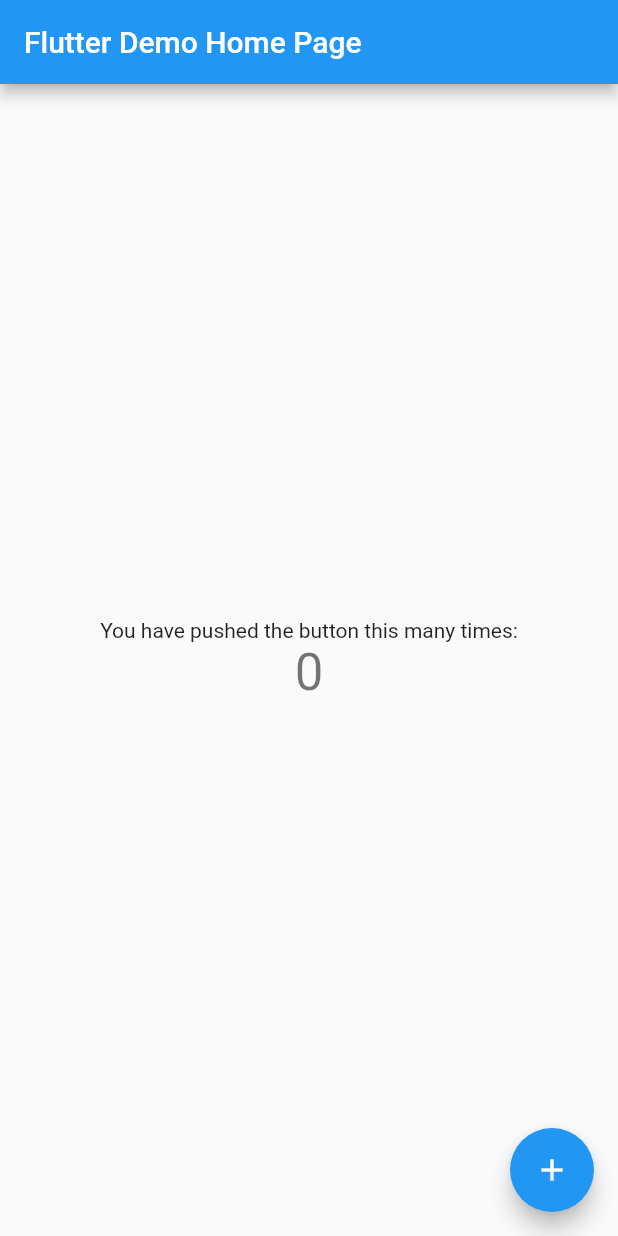
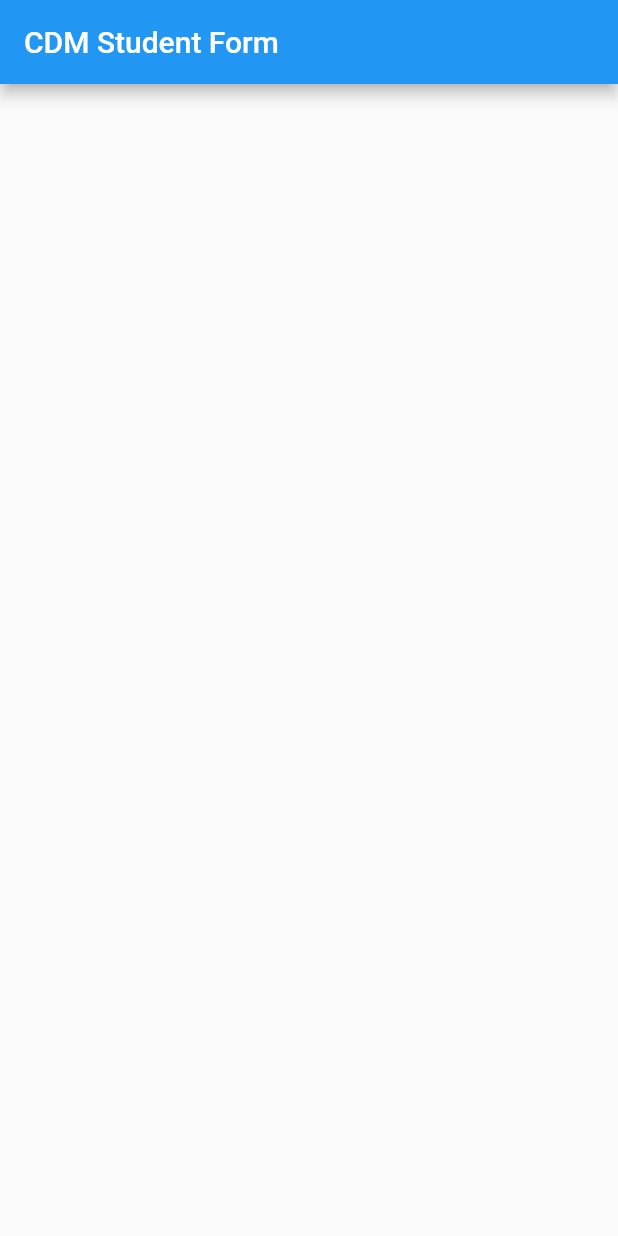
Before and after one commit to luizmotta01/cdm-student-form, a Flutter app: the screen it shows after launch, on a phone screen of 412 x 824 dp. Run offline on Flutter 3.47's test engine with Material 2 defaults, Android fonts, the phone set to English and light mode, and no system bars.

Commit message:
chroe: remove unused code at main class

```diff
--- a/lib/main.dart
+++ b/lib/main.dart
@@ -6,11 +6,8 @@ class MyApp extends StatelessWidget {
   @override
   Widget build(BuildContext context) {
     return MaterialApp(
-      title: 'Flutter Demo',
-      theme: ThemeData(
-        primarySwatch: Colors.blue,
-      ),
-      home: MyHomePage(title: 'Flutter Demo Home Page'),
+      title: 'CDM Student Form',
+      home: MyHomePage(title: 'CDM Student Form'),
     );
   }
 }
@@ -25,39 +22,12 @@ class MyHomePage extends StatefulWidget {
 }
 
 class _MyHomePageState extends State<MyHomePage> {
-  int _counter = 0;
-
-  void _incrementCounter() {
-    setState(() {
-      _counter = _counter + 2;
-    });
-  }
-
   @override
   Widget build(BuildContext context) {
     return Scaffold(
-      appBar: AppBar(
-        title: Text(widget.title),
-      ),
-      body: Center(
-        child: Column(
-          mainAxisAlignment: MainAxisAlignment.center,
-          children: <Widget>[
-            Text(
-              'You have pushed the button this many times:',
-            ),
-            Text(
-              '$_counter',
-              style: Theme.of(context).textTheme.display1,
-            ),
-          ],
+        appBar: AppBar(
+          title: Text(widget.title),
         ),
-      ),
-      floatingActionButton: FloatingActionButton(
-        onPressed: _incrementCounter,
-        tooltip: 'Increment',
-        child: Icon(Icons.add),
-      ),
-    );
+        body: null);
   }
 }
```
